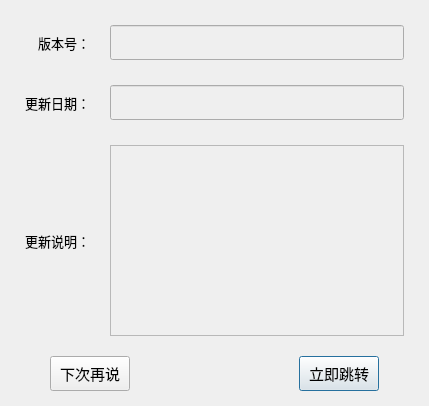
Before: the Qt Designer form Qt/ERP/dialogversionupdate.ui in superp2017/NTERP, drawn with Qt 5.
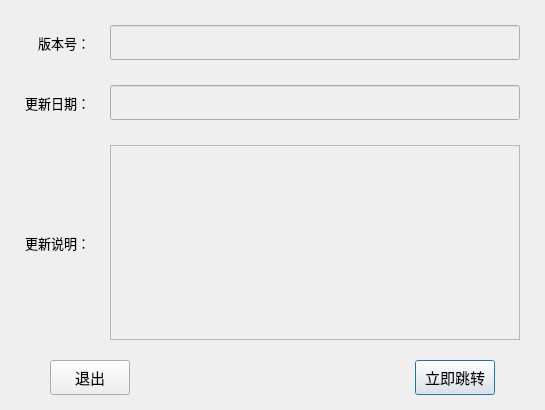
After: the same form once the commit is applied.

```diff
--- a/Qt/ERP/dialogversionupdate.ui
+++ b/Qt/ERP/dialogversionupdate.ui
@@ -6,8 +6,8 @@
    <rect>
     <x>0</x>
     <y>0</y>
-    <width>429</width>
-    <height>406</height>
+    <width>545</width>
+    <height>410</height>
    </rect>
   </property>
   <property name="windowTitle">
@@ -142,7 +142,7 @@
         </font>
        </property>
        <property name="text">
-        <string>下次再说</string>
+        <string>退出</string>
        </property>
        <property name="autoDefault">
         <bool>false</bool>
```
